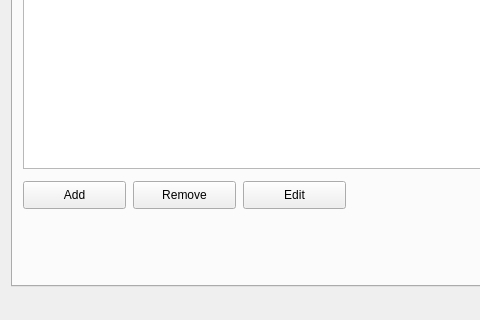
First picture: the form in mainwindow.ui, repository ManiSigt/Verklegt-nams, before the edit; both pictures show x 0 to 480 and y 173 to 493 of the 609 by 493 pixel window.
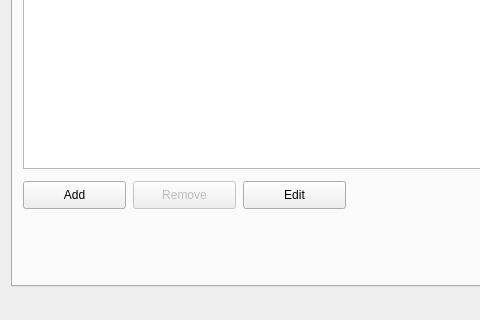
Second picture: the form after the edit.

```diff
--- a/mainwindow.ui
+++ b/mainwindow.ui
@@ -178,6 +178,9 @@
         </column>
        </widget>
        <widget class="QPushButton" name="button_computer_remove">
+        <property name="enabled">
+         <bool>false</bool>
+        </property>
         <property name="geometry">
          <rect>
           <x>120</x>
```
Left out of the diff: 2 changed lines with no effect on the pictures.
